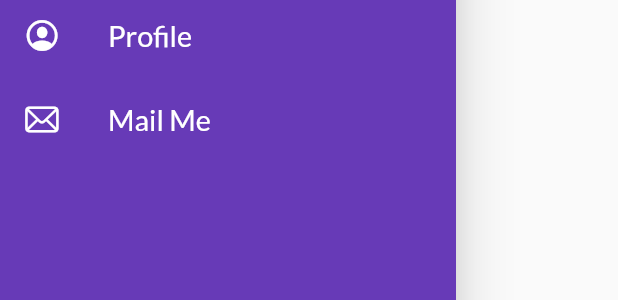
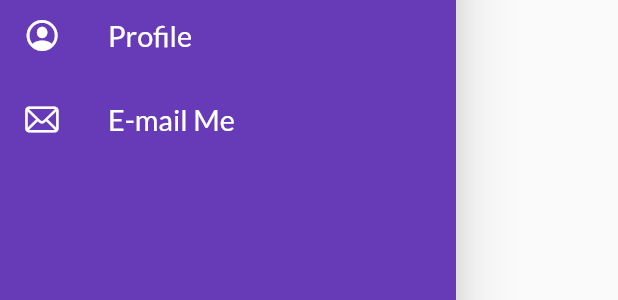
Before and after one commit to HarshJaiswal10/flutter-eShopApp, a Flutter app: the MyDrawer widget shown alone on an empty page, opened directly, on a phone screen of 412 x 824 dp. Shown: the part 344-644 px from the top of the screen. Run offline on Flutter 3.47's test engine with Material 2 defaults, Android fonts, the phone set to English and light mode, and no system bars; our stand-ins replace google_fonts; network calls fail.

Commit message:
day 9 completed

```diff
--- a/lib/widgets/drawer.dart
+++ b/lib/widgets/drawer.dart
@@ -34,7 +34,7 @@ class MyDrawer extends StatelessWidget {
                 style: TextStyle(color: Colors.white),
               ),
             ),
-             ListTile(
+            ListTile(
               leading: Icon(
                 CupertinoIcons.profile_circled,
                 color: Colors.white,
@@ -45,13 +45,13 @@ class MyDrawer extends StatelessWidget {
                 style: TextStyle(color: Colors.white),
               ),
             ),
-             ListTile(
+            ListTile(
               leading: Icon(
                 CupertinoIcons.mail,
                 color: Colors.white,
               ),
               title: Text(
-                "Mail Me",
+                "E-mail Me",
                 textScaleFactor: 1.2,
                 style: TextStyle(color: Colors.white),
               ),
```
